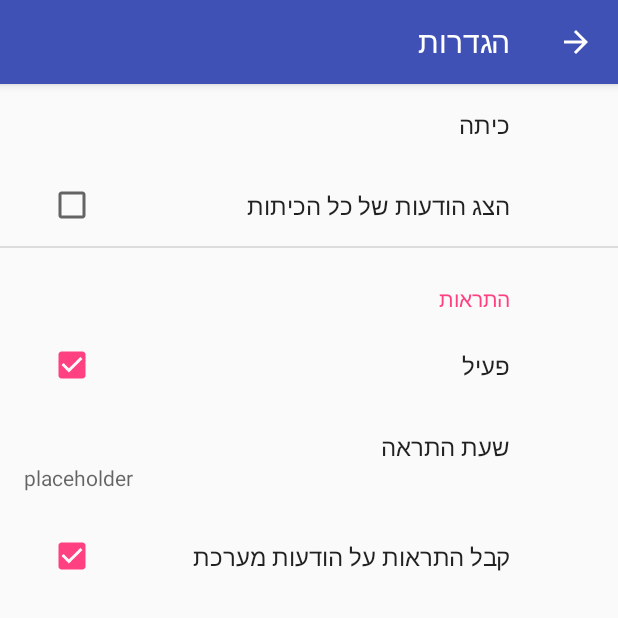
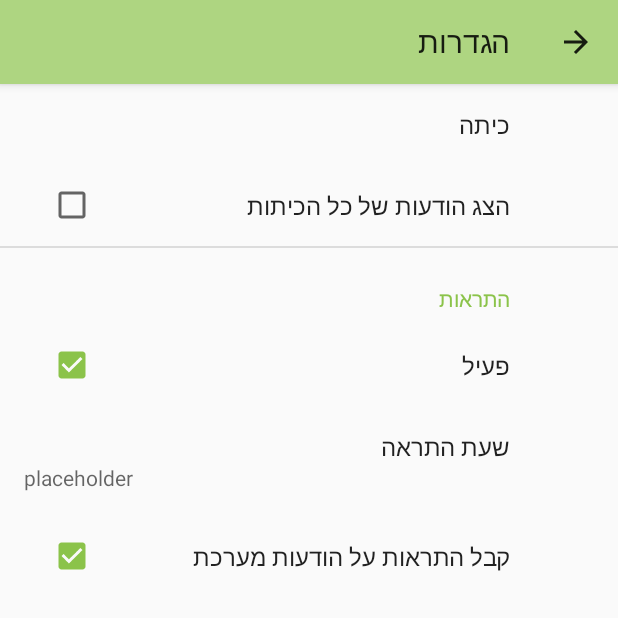
Before and after one commit to kfaryarok/kfaryarok-android-v2, an Android app: the SettingsActivity screen opened directly, with no data from a screen before it, on a phone screen of 412 x 824 dp, the top half of it. Run offline under Robolectric (Android 15) with nearby library versions, the phone set to English and light mode, and no system bars; our stand-ins replace androidx.preference; libraries missing offline, so code that uses them is left out: android.support.v7; 4 statements that could not run were skipped.

Commit message:
Made the app more green

```diff
--- a/app/src/main/res/values/colors.xml
+++ b/app/src/main/res/values/colors.xml
@@ -1,6 +1,6 @@
 <?xml version="1.0" encoding="utf-8"?>
 <resources>
-    <color name="colorPrimary">#3F51B5</color>
+    <color name="colorPrimary">#AED581</color>
     <color name="colorPrimaryDark">#303F9F</color>
-    <color name="colorAccent">#FF4081</color>
+    <color name="colorAccent">#8BC34A</color>
 </resources>
--- a/app/src/main/res/values/styles.xml
+++ b/app/src/main/res/values/styles.xml
@@ -1,7 +1,7 @@
 <resources>
 
     <!-- Base application theme. -->
-    <style name="AppTheme" parent="Theme.AppCompat.Light.DarkActionBar">
+    <style name="AppTheme" parent="Theme.AppCompat.Light">
         <!-- Customize your theme here. -->
         <item name="colorPrimary">@color/colorPrimary</item>
         <item name="colorPrimaryDark">@color/colorPrimaryDark</item>
```
